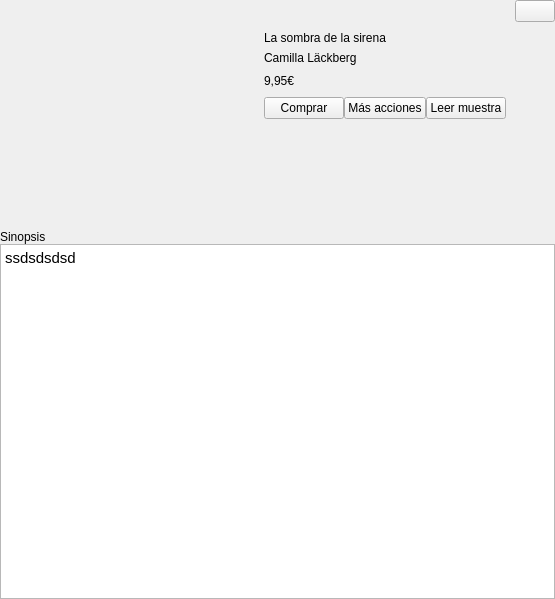
Qt form bqViewer/ui/old/BookSummary.ui (bq/cervantes) before a commit.
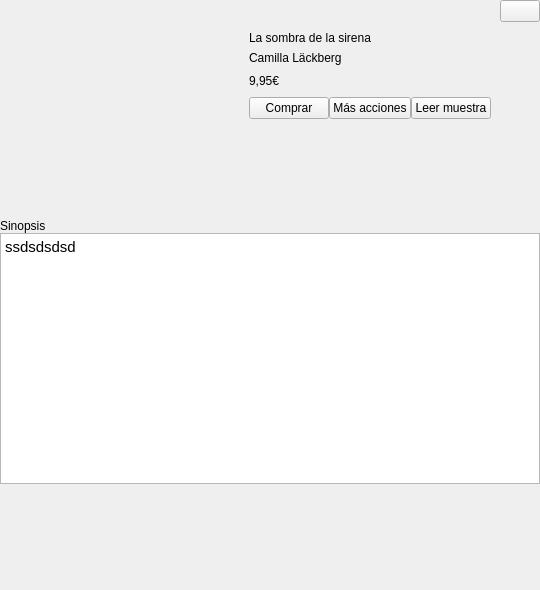
The same form after that commit.

The edit to the form file:
```diff
--- a/bqViewer/ui/old/BookSummary.ui
+++ b/bqViewer/ui/old/BookSummary.ui
@@ -128,8 +128,8 @@
            </property>
            <property name="minimumSize">
             <size>
-             <width>16</width>
-             <height>9</height>
+             <width>11</width>
+             <height>6</height>
             </size>
            </property>
            <property name="text">
@@ -150,8 +150,8 @@
            </property>
            <property name="minimumSize">
             <size>
-             <width>20</width>
-             <height>9</height>
+             <width>14</width>
+             <height>6</height>
             </size>
            </property>
            <property name="text">
@@ -172,8 +172,8 @@
            </property>
            <property name="minimumSize">
             <size>
-             <width>15</width>
-             <height>13</height>
+             <width>11</width>
+             <height>9</height>
             </size>
            </property>
            <property name="styleSheet">
@@ -223,8 +223,8 @@
            </property>
            <property name="minimumSize">
             <size>
-             <width>20</width>
-             <height>175</height>
+             <width>14</width>
+             <height>124</height>
             </size>
            </property>
            <property name="text">
@@ -274,8 +274,8 @@
            </property>
            <property name="minimumSize">
             <size>
-             <width>20</width>
-             <height>13</height>
+             <width>14</width>
+             <height>9</height>
             </size>
            </property>
            <property name="text">
@@ -296,8 +296,8 @@
            </property>
            <property name="minimumSize">
             <size>
-             <width>16</width>
-             <height>175</height>
+             <width>11</width>
+             <height>124</height>
             </size>
            </property>
            <property name="text">
@@ -536,8 +536,8 @@
       <widget class="QTextBrowser" name="summaryTextBrowser">
        <property name="minimumSize">
         <size>
-         <width>555</width>
-         <height>355</height>
+         <width>392</width>
+         <height>251</height>
         </size>
        </property>
        <property name="lineWidth">
```
Left out of the diff: 78 changed lines with no effect on the pictures.
